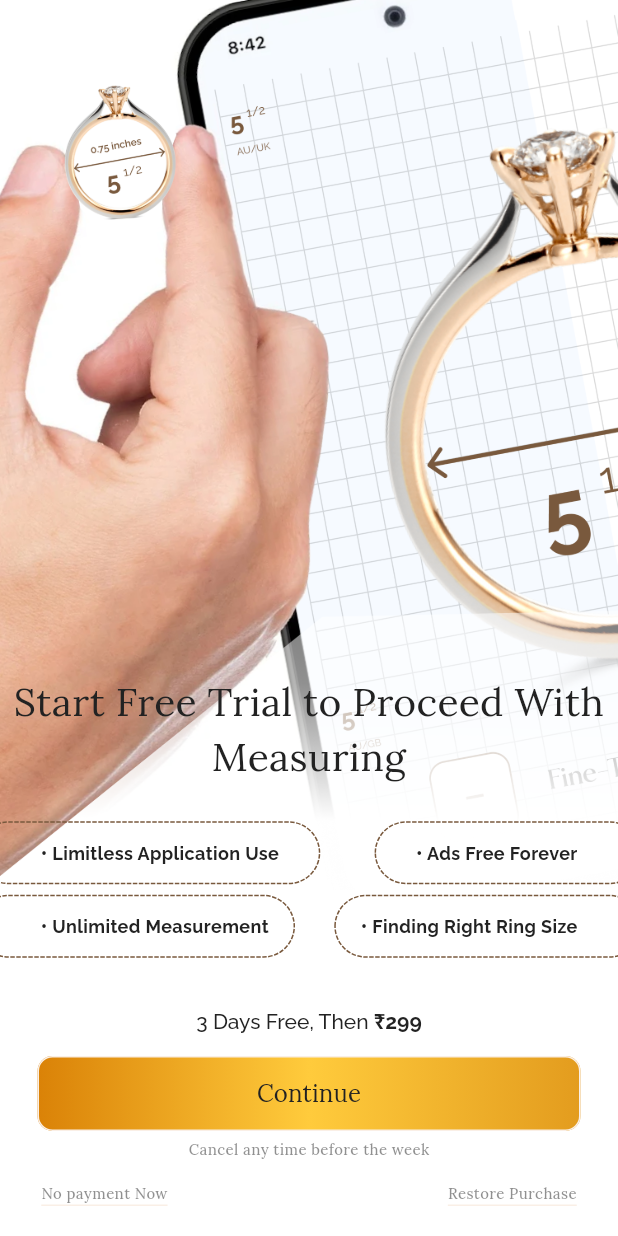
After one commit to s0urav-hald3r/ring_sizer, a Flutter app: the PremiumPage screen opened directly, on a phone screen of 412 x 824 dp. The commit adds this screen. Run offline on Flutter 3.47's test engine with Material 3 defaults, Android fonts, the phone set to English and light mode, and no system bars; drawn by our look-alikes of dotted_border; our stand-ins replace flutter_svg, get, get_storage, google_fonts; accounts and stored records are empty.

Commit message:
premium page UI complete

```diff
--- /dev/null
+++ b/lib/components/ad_section.dart
@@ -0,0 +1,106 @@
+import 'package:dotted_border/dotted_border.dart';
+import 'package:flutter/material.dart';
+import 'package:google_fonts/google_fonts.dart';
+import 'package:ring_sizer/config/constants.dart';
+
+class AdSection extends StatelessWidget {
+  const AdSection({super.key});
+
+  @override
+  Widget build(BuildContext context) {
+    return SizedBox(
+      width: MediaQuery.of(context).size.width,
+      height: 100,
+      child: Stack(children: [
+        Positioned(
+          left: -15,
+          top: 5,
+          child: DottedBorder(
+            borderType: BorderType.RRect,
+            color: secondaryColor,
+            radius: const Radius.circular(100),
+            child: Container(
+              padding: const EdgeInsets.fromLTRB(40, 10, 25, 10),
+              decoration:
+                  BoxDecoration(borderRadius: BorderRadius.circular(100)),
+              child: Text(
+                '• Limitless Application Use',
+                style: GoogleFonts.raleway(
+                  fontSize: 12,
+                  fontWeight: FontWeight.w700,
+                  color: textColor,
+                ),
+              ),
+            ),
+          ),
+        ),
+        Positioned(
+          right: -15,
+          top: 5,
+          child: DottedBorder(
+            borderType: BorderType.RRect,
+            color: secondaryColor,
+            radius: const Radius.circular(100),
+            child: Container(
+              padding: const EdgeInsets.fromLTRB(25, 10, 40, 10),
+              decoration:
+                  BoxDecoration(borderRadius: BorderRadius.circular(100)),
+              child: Text(
+                '• Ads Free Forever',
+                style: GoogleFonts.raleway(
+                  fontSize: 12,
+                  fontWeight: FontWeight.w700,
+                  color: textColor,
+                ),
+              ),
+            ),
+          ),
+        ),
+        Positioned(
+          left: -15,
+          bottom: 5,
+          child: DottedBorder(
+            borderType: BorderType.RRect,
+            color: secondaryColor,
+            radius: const Radius.circular(100),
+            child: Container(
+              padding: const EdgeInsets.fromLTRB(40, 10, 15, 10),
+              decoration:
+                  BoxDecoration(borderRadius: BorderRadius.circular(100)),
+              child: Text(
+                '• Unlimited Measurement',
+                style: GoogleFonts.raleway(
+                  fontSize: 12,
+                  fontWeight: FontWeight.w700,
+                  color: textColor,
+                ),
+              ),
+            ),
+          ),
+        ),
+        Positioned(
+          right: -15,
+          bottom: 5,
+          child: DottedBorder(
+            borderType: BorderType.RRect,
+            color: secondaryColor,
+            radius: const Radius.circular(100),
+            child: Container(
+              padding: const EdgeInsets.fromLTRB(15, 10, 40, 10),
+              decoration:
+                  BoxDecoration(borderRadius: BorderRadius.circular(100)),
+              child: Text(
+                '• Finding Right Ring Size',
+                style: GoogleFonts.raleway(
+                  fontSize: 12,
+                  fontWeight: FontWeight.w700,
+                  color: textColor,
+                ),
+              ),
+            ),
+          ),
+        ),
+      ]),
+    );
+  }
+}
--- /dev/null
+++ b/lib/views/premium_page.dart
@@ -0,0 +1,136 @@
+import 'package:flutter/material.dart';
+import 'package:google_fonts/google_fonts.dart';
+import 'package:ring_sizer/components/ad_section.dart';
+import 'package:ring_sizer/config/constants.dart';
+
+class PremiumPage extends StatelessWidget {
+  const PremiumPage({super.key});
+
+  @override
+  Widget build(BuildContext context) {
+    Size size = MediaQuery.of(context).size;
+
+    return Scaffold(
+      body: SafeArea(
+        top: false,
+        child: SizedBox(
+          width: size.width,
+          height: size.height,
+          child: Stack(children: [
+            Image.asset(premiumPage),
+            Positioned(
+              bottom: 0,
+              child: SizedBox(
+                width: size.width,
+                child: Column(children: [
+                  Text(
+                    'Start Free Trial to Proceed With Measuring',
+                    textAlign: TextAlign.center,
+                    style: GoogleFonts.lora(
+                      fontSize: 26,
+                      fontWeight: FontWeight.w400,
+                      color: textColor,
+                    ),
+                  ),
+                  const SizedBox(height: 20),
+                  const AdSection(),
+                  const SizedBox(height: 30),
+                  RichText(
+                    text: TextSpan(children: [
+                      TextSpan(
+                        text: '3 Days Free, Then ',
+                        style: GoogleFonts.raleway(
+                          fontSize: 14,
+                          fontWeight: FontWeight.w500,
+                          color: textColor,
+                        ),
+                      ),
+                      TextSpan(
+                        text: '₹299',
+                        style: GoogleFonts.raleway(
+                          fontSize: 14,
+                          fontWeight: FontWeight.w700,
+                          color: textColor,
+                        ),
+                      )
+                    ]),
+                  ),
+                  const SizedBox(height: 15),
+                  Container(
+                    width: size.width,
+                    height: 50,
+                    margin: const EdgeInsets.symmetric(horizontal: 25),
+                    decoration: BoxDecoration(
+                      borderRadius: BorderRadius.circular(10),
+                      gradient: elevated,
+                    ),
+                    child: ElevatedButton(
+                      child: Text(
+                        'Continue',
+                        style: GoogleFonts.lora(
+                          fontSize: 16,
+                          fontWeight: FontWeight.w400,
+                          color: textColor,
+                        ),
+                      ),
+                      onPressed: () {},
+                    ),
+                  ),
+                  const SizedBox(height: 5),
+                  Text(
+                    'Cancel any time before the week',
+                    style: GoogleFonts.lora(
+                      fontSize: 10,
+                      fontWeight: FontWeight.w500,
+                      color: textColor.withOpacity(.5),
+                    ),
+                  ),
+                  const SizedBox(height: 15),
+                  Row(
+                      mainAxisAlignment: MainAxisAlignment.spaceBetween,
+                      children: [
+                        Container(
+                          margin: const EdgeInsets.only(left: 27.5),
+                          padding: const EdgeInsets.only(bottom: 1),
+                          decoration: const BoxDecoration(
+                            border: Border(
+                              bottom: BorderSide(color: primaryColor),
+                            ),
+                          ),
+                          child: Text(
+                            'No payment Now',
+                            style: GoogleFonts.lora(
+                              fontSize: 10,
+                              fontWeight: FontWeight.w500,
+                              color: textColor.withOpacity(.5),
+                            ),
+                          ),
+                        ),
+                        Container(
+                          margin: const EdgeInsets.only(right: 27.5),
+                          padding: const EdgeInsets.only(bottom: 1),
+                          decoration: const BoxDecoration(
+                            border: Border(
+                              bottom: BorderSide(color: primaryColor),
+                            ),
+                          ),
+                          child: Text(
+                            'Restore Purchase',
+                            style: GoogleFonts.lora(
+                              fontSize: 10,
+                              fontWeight: FontWeight.w500,
+                              color: textColor.withOpacity(.5),
+                            ),
+                          ),
+                        ),
+                      ]),
+                  const SizedBox(height: 20),
+                ]),
+              ),
+            )
+          ]),
+        ),
+      ),
+    );
+  }
+}
--- a/lib/views/settings_page.dart
+++ b/lib/views/settings_page.dart
@@ -3,6 +3,7 @@ import 'package:google_fonts/google_fonts.dart';
 import 'package:ring_sizer/components/back_appbar.dart';
 import 'package:ring_sizer/config/constants.dart';
 import 'package:ring_sizer/config/navigation.dart';
+import 'package:ring_sizer/views/premium_page.dart';
 import 'package:ring_sizer/views/save_size_page.dart';
 
 class SettingsPage extends StatelessWidget {
@@ -31,7 +32,9 @@ class SettingsPage extends StatelessWidget {
                       NavigatorKey.push(const SaveSizePage());
                     }),
                     const Divider(height: 1, color: primaryColor),
-                    menuOption('Managing Subscriptions', () {}),
+                    menuOption('Managing Subscriptions', () {
+                      NavigatorKey.push(const PremiumPage());
+                    }),
                     const Divider(height: 1, color: primaryColor),
                     menuOption('Contact Us', () {}),
                     const Divider(height: 1, color: primaryColor),
--- a/pubspec.yaml
+++ b/pubspec.yaml
@@ -39,6 +39,7 @@ dependencies:
   get: ^4.6.6
   google_fonts: ^6.2.1
   flutter_svg: ^2.0.14
+  dotted_border: ^2.1.0
 
 dev_dependencies:
   flutter_test:
```
Also changed, not shown: assets/images/premiumPage.png, pubspec.lock.
